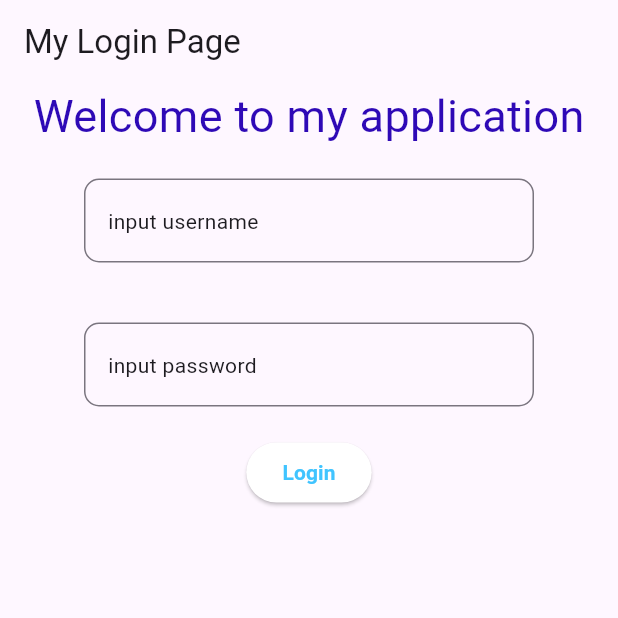
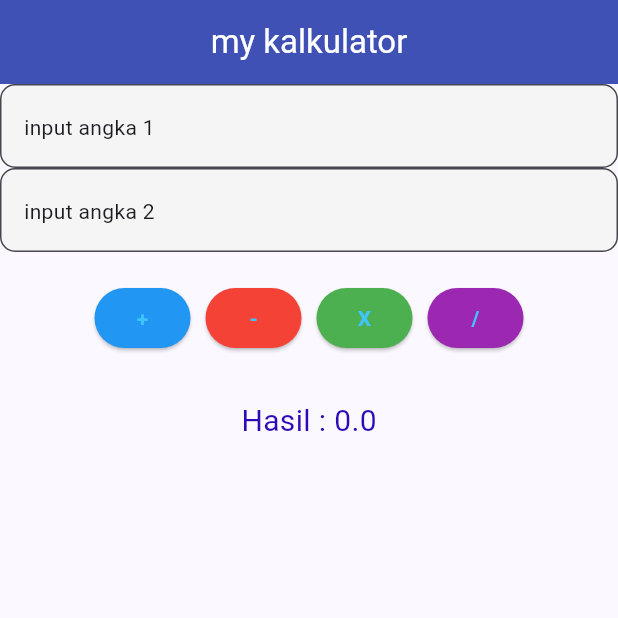
Before and after one commit to abdillahf-art/fluttertes, a Flutter app: the screen it shows after launch, on a phone screen of 412 x 824 dp, the top half of it. Run offline on Flutter 3.47's test engine with Material 3 defaults, Android fonts, the phone set to English and light mode, and no system bars; our stand-ins replace get.

Commit message:
tugas baru

```diff
--- /dev/null
+++ b/lib/calculator2_page.dart
@@ -0,0 +1,87 @@
+import 'package:fluttertes/components/custom_textfield.dart';
+import 'package:fluttertes/controllers/kalkulator_controller.dart';
+import 'package:flutter/material.dart';
+import 'package:fluttertes/components/custom_button.dart';
+import 'package:fluttertes/components/custom_text.dart';
+import 'package:get/get.dart';
+import 'package:flutter/services.dart';
+
+class CalculatorPage extends StatelessWidget {
+  CalculatorPage({super.key});
+
+  final controller = Get.put(KalkulatorController());
+    // menyambingkan page dan controller
+
+  final TextEditingController txtangka1 = TextEditingController();
+  final TextEditingController txtangka2 = TextEditingController();
+
+  double get angka1 => double.parse(txtangka1.text);
+  double get angka2 => double.parse(txtangka2.text);
+
+  bool get inputValid => controller.cekInput(txtangka1.text, txtangka2.text);
+
+  @override
+  Widget build(BuildContext context) {
+
+    return Scaffold(
+      appBar: AppBar(title: Text("my kalkulator")),
+      body: Column(
+        children: [
+          CustomTextfield(myHint: "input angka 1",
+          txtController: txtangka1,
+          keyboardType: TextInputType.number,
+          inputFormatters: [FilteringTextInputFormatter.digitsOnly]),
+
+          CustomTextfield (myHint: "input angka 2",
+          txtController: txtangka2,
+          keyboardType: TextInputType.number,
+          inputFormatters: [FilteringTextInputFormatter.digitsOnly]),
+          const SizedBox(height: 20),
+          Row(
+            mainAxisAlignment: MainAxisAlignment.center,
+            children: [
+              CustomButton(
+                myText: "+",
+                myColor: Colors.blue,
+                onPressed: () {
+                  if (inputValid) controller.tambah(angka1, angka2);
+                },
+              ),
+              const SizedBox(width: 10),
+              CustomButton(
+                myText: "-",
+                myColor: Colors.red,
+                onPressed: () {
+                  if (inputValid) controller.kurang(angka1, angka2);
+                },
+              ),
+              const SizedBox(width: 10),
+              CustomButton(
+                myText: "X",
+                myColor: Colors.green,
+                onPressed: () {
+                  if (inputValid) controller.kali(angka1, angka2);
+                },
+              ),
+              const SizedBox(width: 10),
+              CustomButton(
+                myText: "/",
+                myColor: Colors.purple,
+                onPressed: () {
+                  if (inputValid) controller.bagi(angka1, angka2);
+                },
+              ),
+            ],
+          ),
+          const SizedBox(height: 30),
+          Obx(
+            () => CustomText(
+              myText: "Hasil : ${controller.hasilHitung.value}",
+              fontSize: 20,
+            ),
+          ),
+        ],
+      ),
+    );
+  }
+}
--- a/lib/components/custom_textfield.dart
+++ b/lib/components/custom_textfield.dart
@@ -27,6 +27,8 @@ class CustomTextfield extends StatelessWidget {
       inputFormatters: inputFormatters,
       decoration: InputDecoration(
         hint: Text(myHint),
+        filled: true,
+        fillColor: Colors.grey.shade100,
         border: OutlineInputBorder(
           borderRadius: BorderRadius.circular(10),
         ),
--- a/lib/main.dart
+++ b/lib/main.dart
@@ -1,5 +1,6 @@
 import 'package:flutter/material.dart';
-import 'package:fluttertes/login_page.dart';
+import 'package:fluttertes/calculator2_page.dart';
+import 'package:get/get.dart';
 
 void main() {
   runApp(const MyApp());
@@ -11,27 +12,18 @@ class MyApp extends StatelessWidget {
   // This widget is the root of your application.
   @override
   Widget build(BuildContext context) {
-    return MaterialApp(
+    return GetMaterialApp(
       title: 'Flutter Demo',
       theme: ThemeData(
-        // This is the theme of your application.
-        //
-        // TRY THIS: Try running your application with "flutter run". You'll see
-        // the application has a purple toolbar. Then, without quitting the app,
-        // try changing the seedColor in the colorScheme below to Colors.green
-        // and then invoke "hot reload" (save your changes or press the "hot
-        // reload" button in a Flutter-supported IDE, or press "r" if you used
-        // the command line to start the app).
-        //
-        // Notice that the counter didn't reset back to zero; the application
-        // state is not lost during the reload. To reset the state, use hot
-        // restart instead.
-        //
-        // This works for code too, not just values: Most code changes can be
-        // tested with just a hot reload.
-        colorScheme: ColorScheme.fromSeed(seedColor: Colors.deepPurple),
+        colorScheme: ColorScheme.fromSeed(seedColor: Colors.indigo),
+        useMaterial3: true,
+        appBarTheme: const AppBarTheme(
+          centerTitle: true,
+          backgroundColor: Colors.indigo,
+          foregroundColor: Colors.white,
+        ),
       ),
-      home: LoginPage(),
+      home: CalculatorPage(),
     );
   }
 }
--- a/pubspec.yaml
+++ b/pubspec.yaml
@@ -34,6 +34,7 @@ dependencies:
   # The following adds the Cupertino Icons font to your application.
   # Use with the CupertinoIcons class for iOS style icons.
   cupertino_icons: ^1.0.8
+  get: ^4.7.3
 
 dev_dependencies:
   flutter_test:
```
Also changed, not shown: lib/controllers/kalkulator_controller.dart (added, +50 -0 lines), pubspec.lock.
